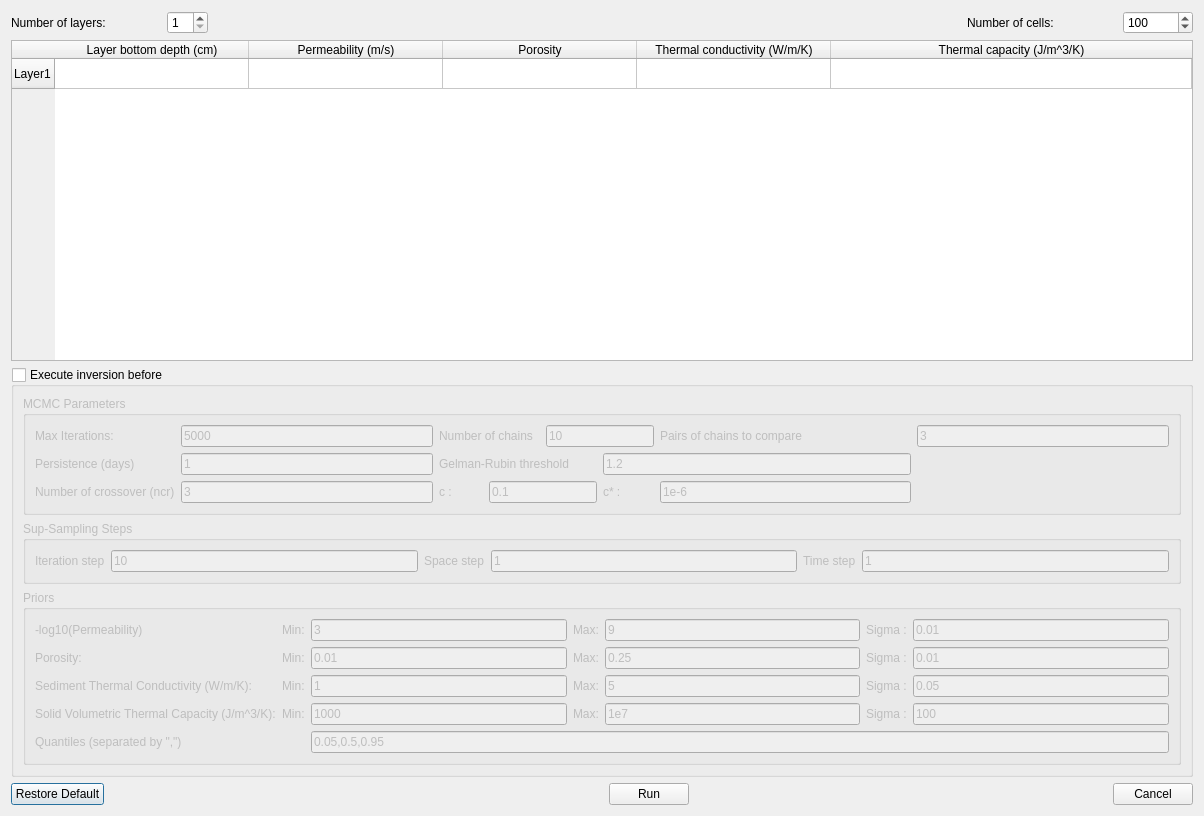
Before: the Qt Designer form Molonaviz/src/molonaviz/frontend/ui/dialogCompute.ui in flipoyo/MOLONARI1D, drawn with Qt 5.
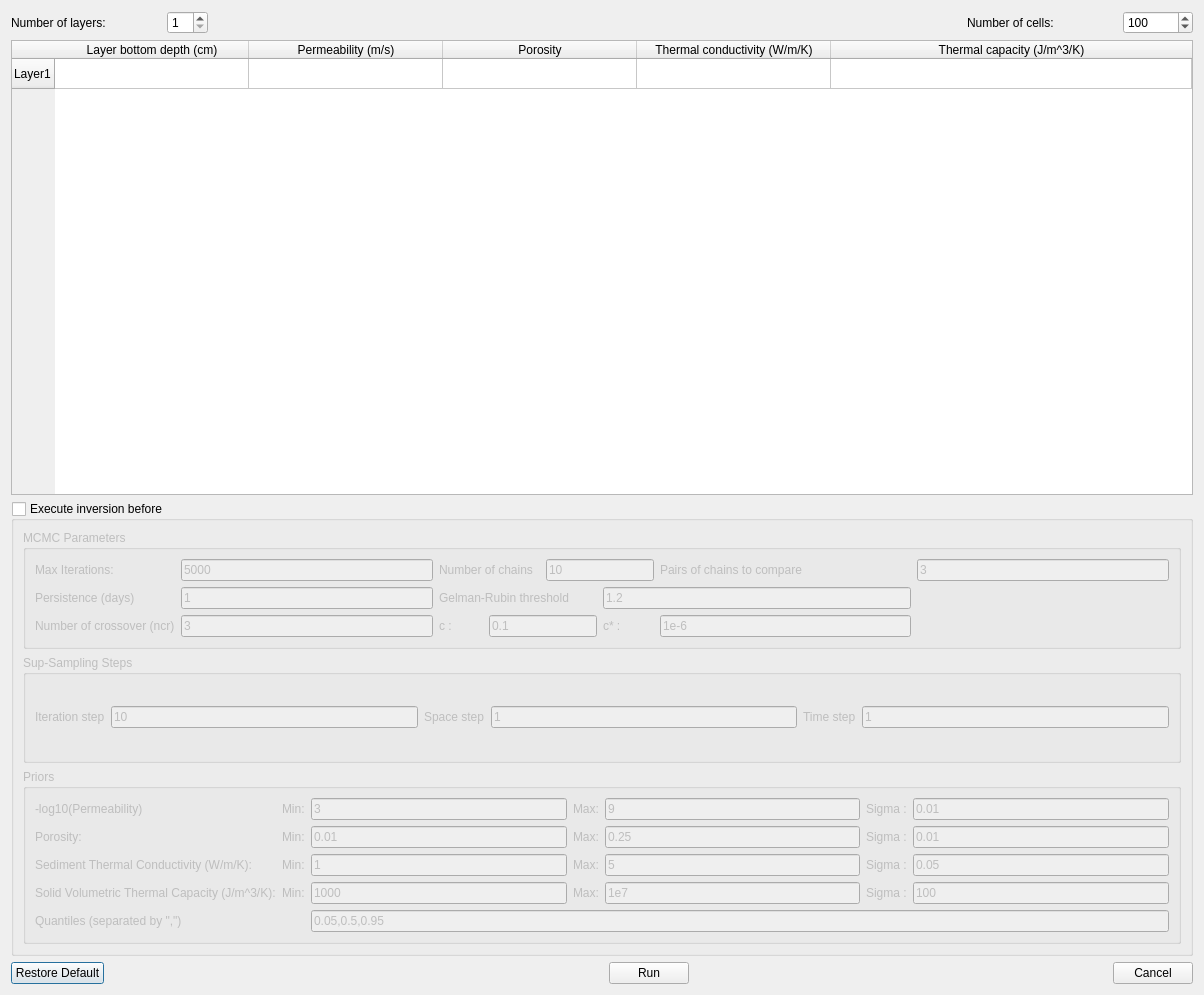
After: the same form once the commit is applied.

The edit to the form file:
```diff
--- a/Molonaviz/src/molonaviz/frontend/ui/dialogCompute.ui
+++ b/Molonaviz/src/molonaviz/frontend/ui/dialogCompute.ui
@@ -7,19 +7,19 @@
     <x>0</x>
     <y>0</y>
     <width>1204</width>
-    <height>816</height>
+    <height>995</height>
    </rect>
   </property>
   <property name="minimumSize">
    <size>
     <width>1000</width>
-    <height>816</height>
+    <height>500</height>
    </size>
   </property>
   <property name="windowTitle">
    <string>Compute</string>
   </property>
-  <layout class="QVBoxLayout" name="verticalLayout">
+  <layout class="QVBoxLayout" name="verticalLayout_2" stretch="0,0,0,0">
    <item>
     <layout class="QHBoxLayout" name="horizontalLayout">
      <item>
@@ -713,15 +713,15 @@
     </widget>
    </item>
    <item>
-    <layout class="QGridLayout" name="gridLayout_3">
-     <item row="0" column="0">
+    <layout class="QHBoxLayout" name="horizontalLayout_5">
+     <item>
       <widget class="QPushButton" name="pushButtonRestoreDefault">
        <property name="text">
         <string>Restore Default</string>
        </property>
       </widget>
      </item>
-     <item row="0" column="1">
+     <item>
       <spacer name="horizontalSpacer">
        <property name="orientation">
         <enum>Qt::Horizontal</enum>
@@ -734,7 +734,7 @@
        </property>
       </spacer>
      </item>
-     <item row="0" column="2">
+     <item>
       <widget class="QPushButton" name="pushButtonRun">
        <property name="enabled">
         <bool>true</bool>
@@ -747,7 +747,7 @@
        </property>
       </widget>
      </item>
-     <item row="0" column="3">
+     <item>
       <widget class="QDialogButtonBox" name="buttonBox">
        <property name="standardButtons">
         <set>QDialogButtonBox::Cancel</set>
```
Left out of the diff: 9 changed lines with no effect on the pictures.
